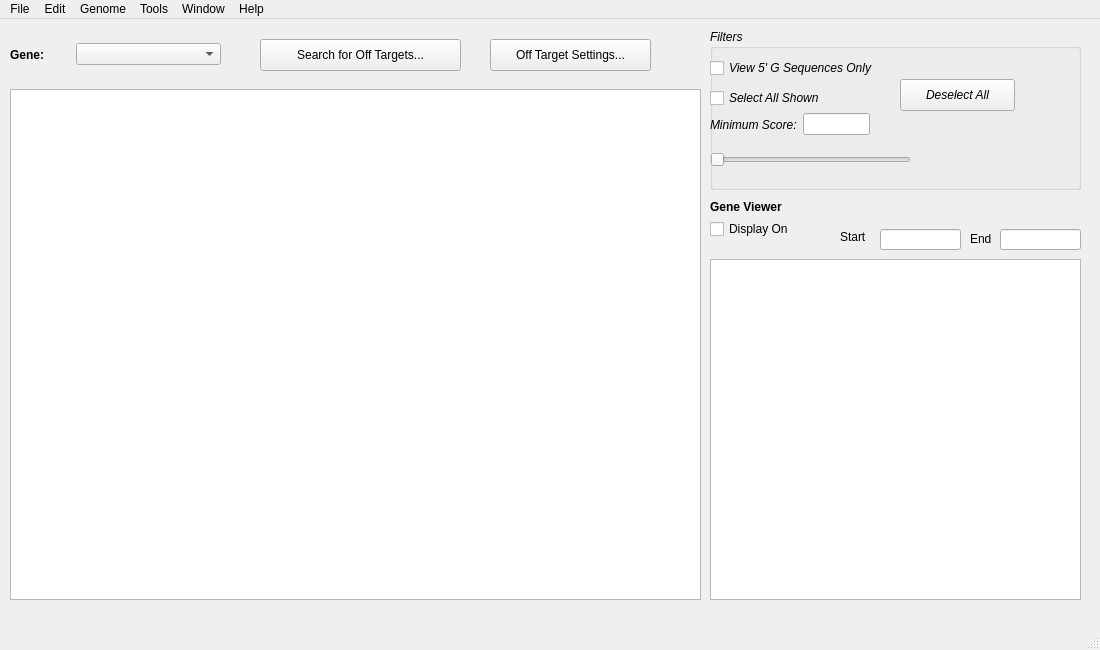
TrinhLab/CASPERapp, file resultsWindow.ui: the form before one commit.
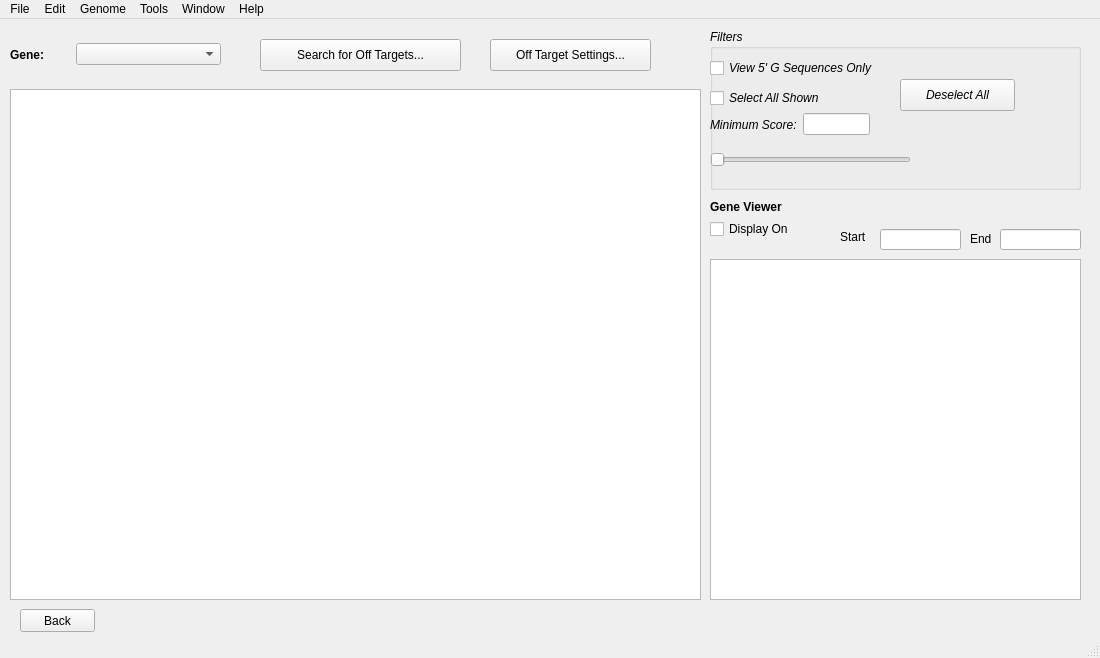
The form after the commit.

Commit message: 12/13/18 results back button

Diff of the .ui file:
```diff
--- a/resultsWindow.ui
+++ b/resultsWindow.ui
@@ -7,7 +7,7 @@
     <x>0</x>
     <y>0</y>
     <width>1100</width>
-    <height>650</height>
+    <height>658</height>
    </rect>
   </property>
   <property name="windowTitle">
@@ -264,6 +264,19 @@
      <string>Off Target Settings...</string>
     </property>
    </widget>
+   <widget class="QPushButton" name="back_button">
+    <property name="geometry">
+     <rect>
+      <x>20</x>
+      <y>590</y>
+      <width>75</width>
+      <height>23</height>
+     </rect>
+    </property>
+    <property name="text">
+     <string>Back</string>
+    </property>
+   </widget>
   </widget>
   <widget class="QMenuBar" name="menubar">
    <property name="geometry">
```
Left out of the diff: 2 changed lines with no effect on the pictures. The commit also changes 4 other files.
